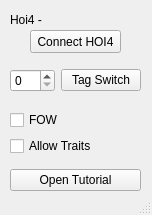
Fullchord/Hoi4-Tag-Switcher, file main.ui: the form before one commit.
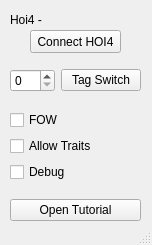
The form after the commit.

Commit message:
Added Debug Button
-Implemented debug checkbox code with same functionality as FOW

Diff of the .ui file:
```diff
--- a/main.ui
+++ b/main.ui
@@ -7,7 +7,7 @@
     <x>0</x>
     <y>0</y>
     <width>152</width>
-    <height>215</height>
+    <height>245</height>
    </rect>
   </property>
   <property name="windowTitle">
@@ -20,7 +20,7 @@
       <x>10</x>
       <y>110</y>
       <width>131</width>
-      <height>81</height>
+      <height>111</height>
      </rect>
     </property>
     <layout class="QVBoxLayout" name="verticalLayout">
@@ -38,6 +38,13 @@
        </property>
       </widget>
      </item>
+     <item>
+      <widget class="QCheckBox" name="DebugBox">
+       <property name="text">
+        <string>Debug</string>
+       </property>
+      </widget>
+     </item>
      <item>
       <spacer name="verticalSpacer_2">
        <property name="orientation">
```
The commit also changes 1 other file.
